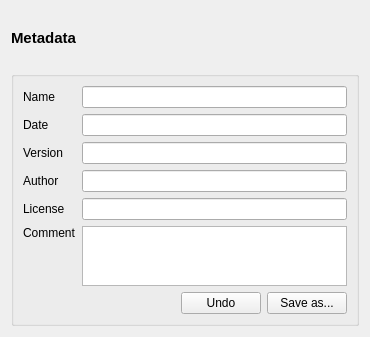
Before: the Qt Designer form ui/designer/ui_metadata_widget.ui in herlegon/hconvert, drawn with Qt 5.
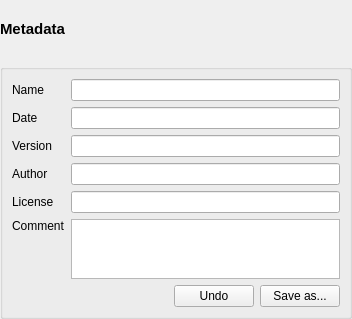
After: the same form once the commit is applied.

```diff
--- a/ui/designer/ui_metadata_widget.ui
+++ b/ui/designer/ui_metadata_widget.ui
@@ -6,8 +6,8 @@
    <rect>
     <x>0</x>
     <y>0</y>
-    <width>370</width>
-    <height>337</height>
+    <width>352</width>
+    <height>319</height>
    </rect>
   </property>
   <property name="sizePolicy">
@@ -20,6 +20,18 @@
    <string>Form</string>
   </property>
   <layout class="QVBoxLayout" name="verticalLayout">
+   <property name="leftMargin">
+    <number>0</number>
+   </property>
+   <property name="topMargin">
+    <number>0</number>
+   </property>
+   <property name="rightMargin">
+    <number>0</number>
+   </property>
+   <property name="bottomMargin">
+    <number>0</number>
+   </property>
    <item>
     <widget class="QLabel" name="label_3">
      <property name="font">
```
